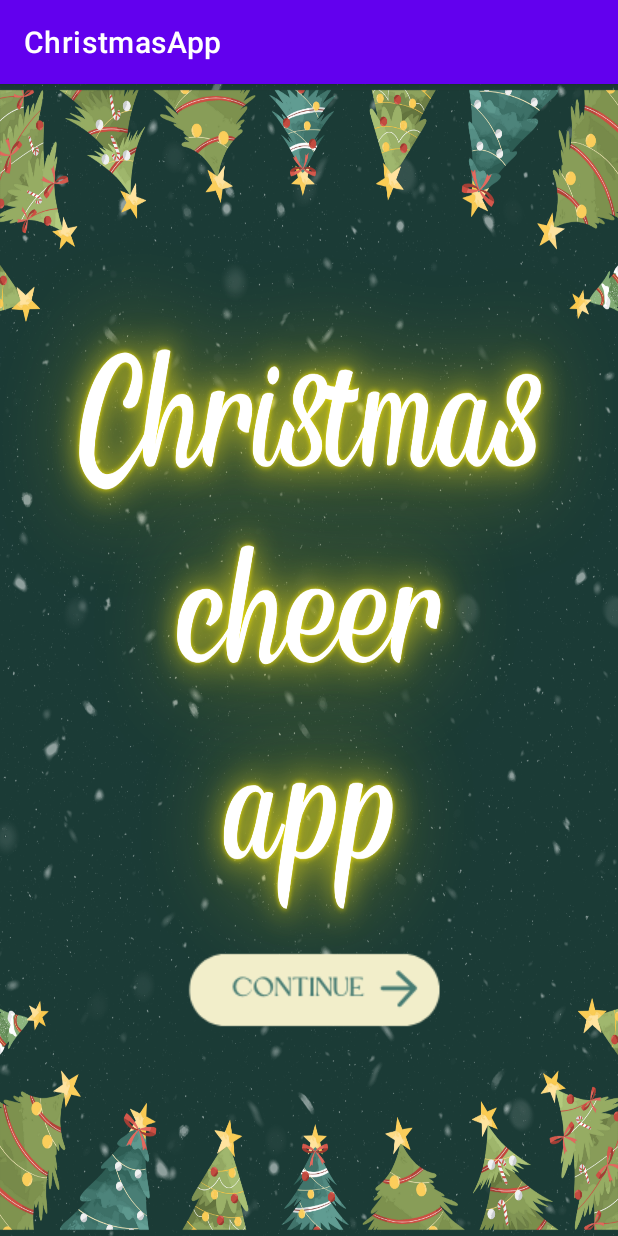
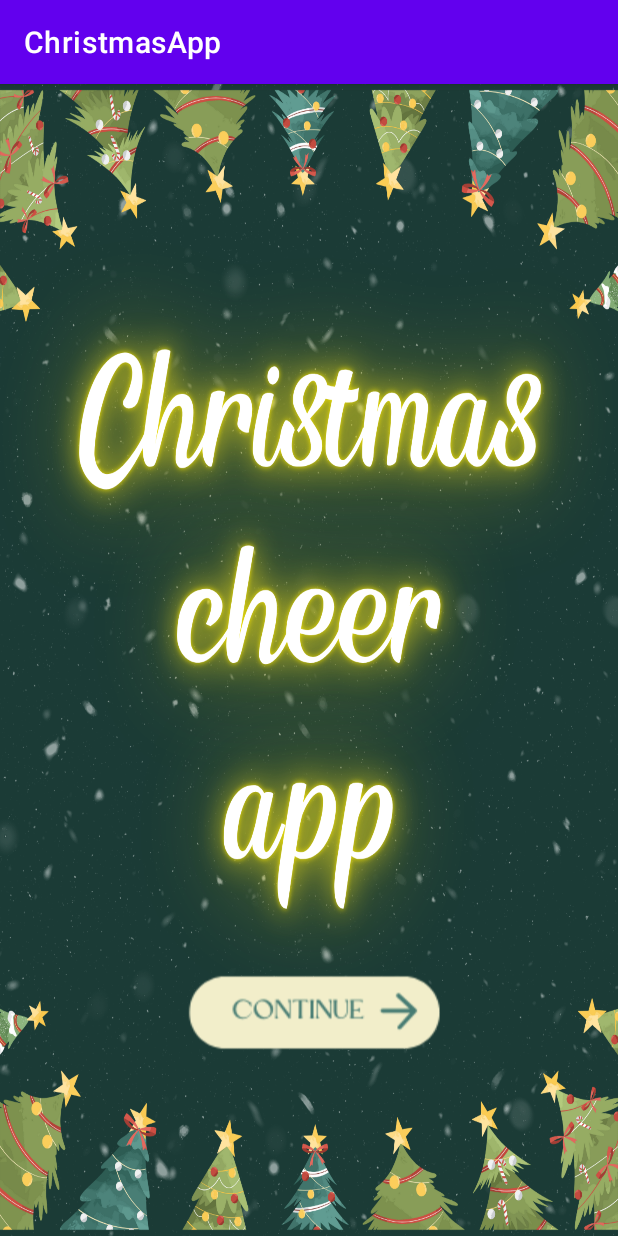
Before and after one commit to swisterska/ChristmasApp, an Android app: the screen it shows after launch (OpeningActivity), on a phone screen of 412 x 824 dp. Run offline under Robolectric (Android 15) with nearby library versions, the phone set to English and light mode, and no system bars.

Commit message:
Initial Commit

```diff
--- a/app/src/main/res/layout/activity_opening.xml
+++ b/app/src/main/res/layout/activity_opening.xml
@@ -16,7 +16,7 @@
         android:layout_gravity="center"
         android:background="#00FFFFFF"
         android:src="@drawable/continuebutton"
-        android:translationY="220dp"
+        android:translationY="235dp"
         android:contentDescription="@string/continue_button" >
 
     </ImageButton>
```
